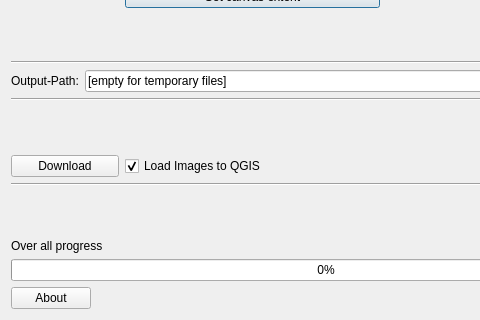
Above: srtm_downloader_dialog_base.ui from hdus/SRTM-Downloader before the change; both pictures show x 0 to 480 and y 169 to 489 of the 652 by 489 pixel window. Below: the same form after it.
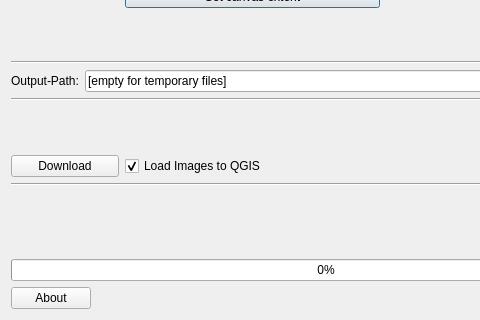
That is the form after the change.

Commit message: Download indication improved

```diff
--- a/srtm_downloader_dialog_base.ui
+++ b/srtm_downloader_dialog_base.ui
@@ -111,7 +111,7 @@
    <item row="16" column="0" colspan="2">
     <widget class="QLabel" name="lbl_file_download">
      <property name="text">
-      <string>Over all progress</string>
+      <string/>
      </property>
     </widget>
    </item>
```
The commit also changes 2 other files.
